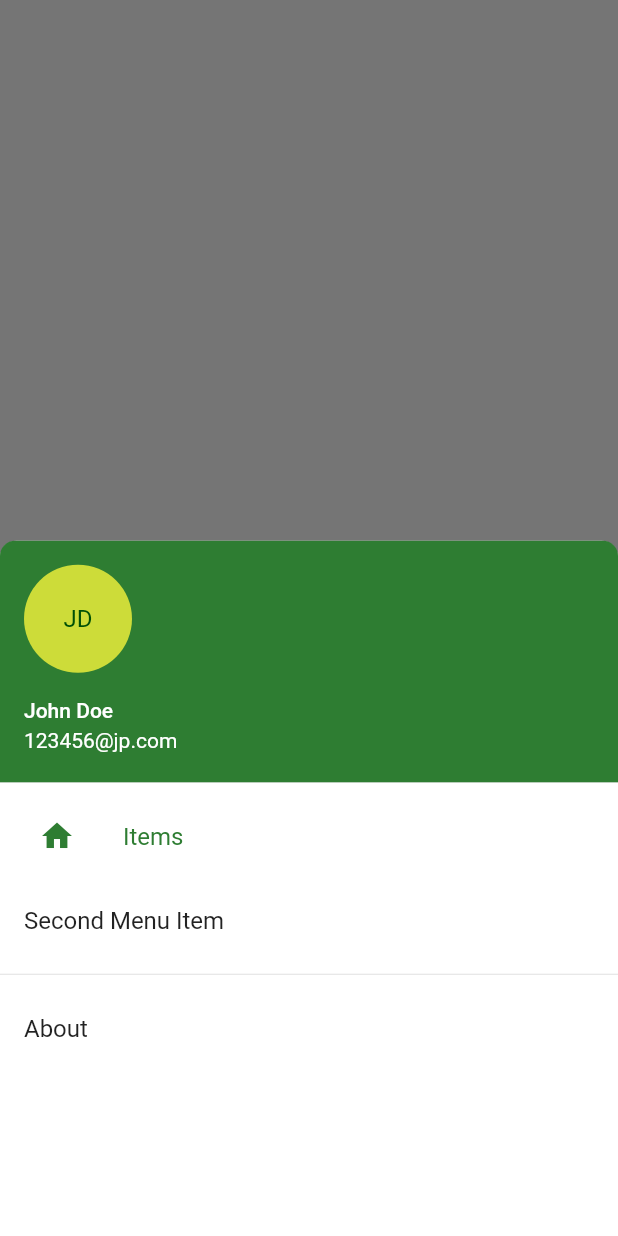
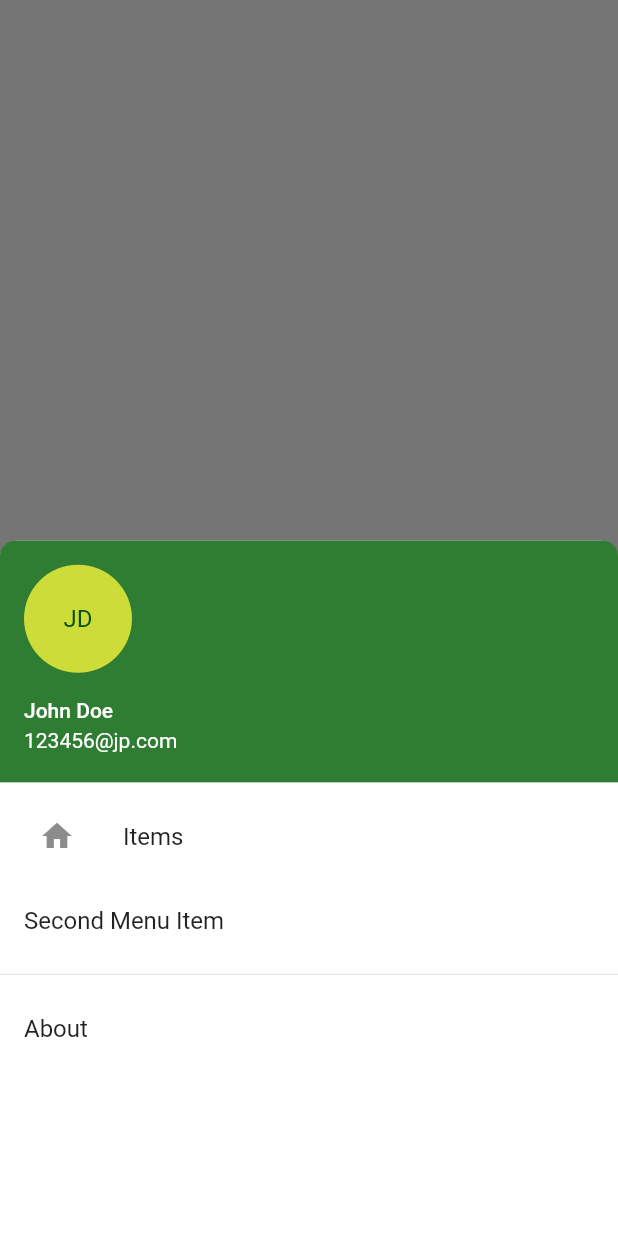
Before and after one commit to jacksonsamuelmoore/Salvage-App, a Flutter app: the screen it shows after launch, after a tap on the "menu" icon, on a phone screen of 412 x 824 dp. Run offline on Flutter 3.47's test engine with Material 2 defaults, Android fonts, the phone set to English and light mode, and no system bars.

```diff
--- a/lib/main.dart
+++ b/lib/main.dart
@@ -30,28 +30,31 @@ class ListSelect extends StatefulWidget {
 
 class _ListSelectState extends State<ListSelect> {
   IconData leadingIcon = Icons.home;
+  bool selected = false;
   @override
   Widget build(BuildContext context) {
     return new Container(
       padding: new EdgeInsets.only(left: 10.0, right: 10.0),
-      child: new Container(
       decoration: new BoxDecoration(
-            //color: Color(0x232e7d32),
-            borderRadius: new BorderRadius.all(Radius.circular(20.0))),
+        borderRadius: new BorderRadius.all(Radius.circular(10.0)),
+      ),
       child: new Material(
+        borderRadius: new BorderRadius.all(Radius.circular(10.0)),
         child: new InkWell(
           child: new ListTile(
-                selected: true,
+            selected: selected,
             onTap: () {
-                  setState(() {
+              setState(
+                () {
+                  selected = !selected;
                   leadingIcon = Icons.camera;
-                  });
+                },
+              );
             },
             leading: new Icon(leadingIcon),
             enabled: true,
             title: new Text(widget.title),
           ),
-              borderRadius: new BorderRadius.all(Radius.circular(20.0))),
         ),
       ),
     );
@@ -106,12 +109,12 @@ class _ItemViewState extends State<ItemView> {
                     new ListSelect("Items"),
                     new ListTile(
                       title: new Text('Second Menu Item'),
-                      onTap: () {},
+                      onTap: _incrementCounter,
                     ),
                     new Divider(),
                     new ListTile(
                       title: new Text('About'),
-                      onTap: () {},
+                      onTap: _incrementCounter,
                     ),
                   ],
                 ),
```
Also changed, not shown: 1 other file. Lines whose indentation alone changed are shown as unchanged.
